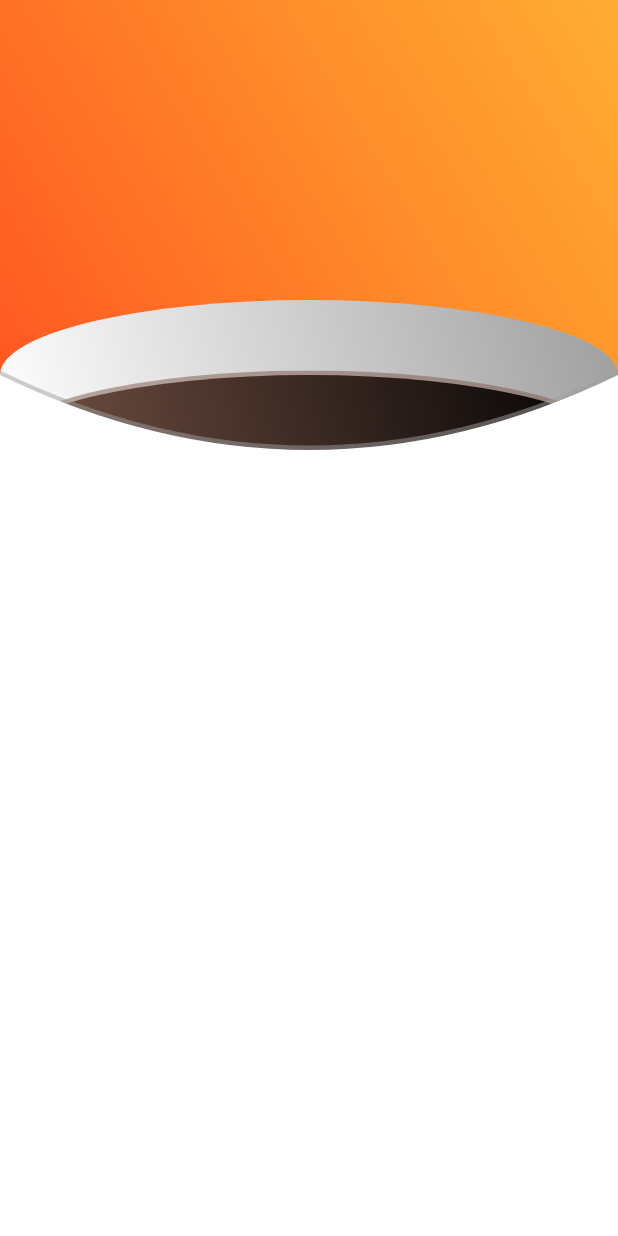
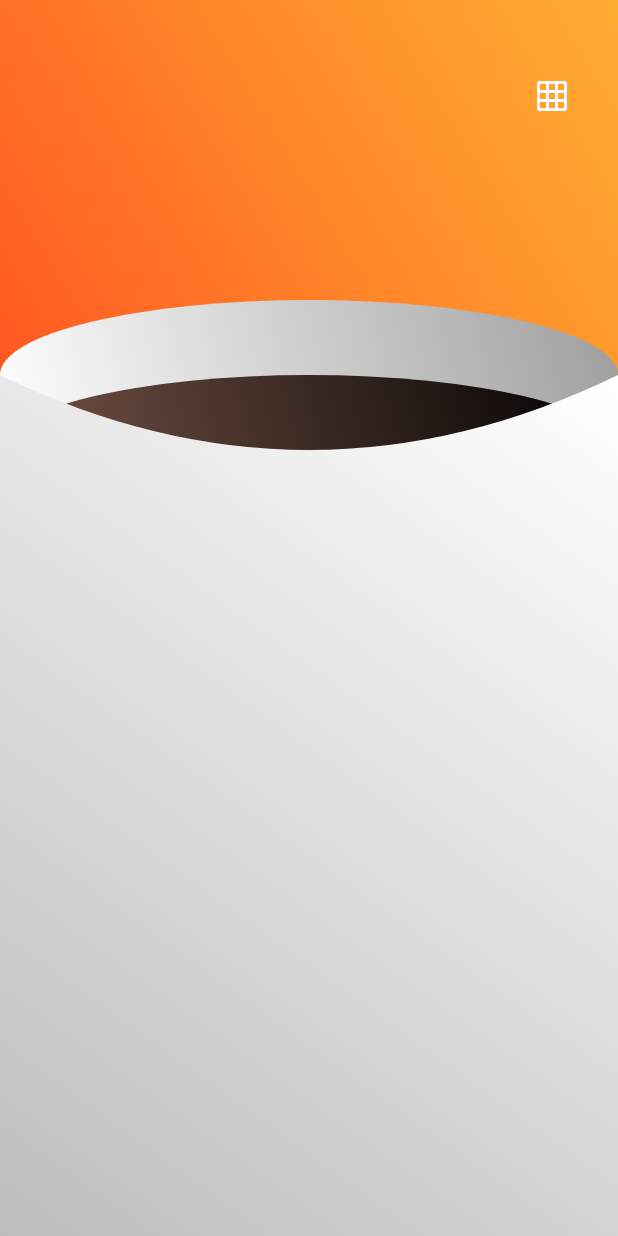
Before and after one commit to bjornnorgaard/brewbrah, a Flutter app: the screen it shows after launch, after a tap on the "menu" icon, on a phone screen of 412 x 824 dp. Run offline on Flutter 3.47's test engine with Material 2 defaults, Android fonts, the phone set to English and light mode, and no system bars; our stand-ins replace flutter_svg.

Commit message:
Coffee cup as good as its gonna get

```diff
--- a/brewbrah/lib/coffee_page.dart
+++ b/brewbrah/lib/coffee.dart
@@ -1,17 +1,14 @@
+import 'package:brewbrah/wave.dart';
 import 'package:flutter/cupertino.dart';
 import 'package:flutter/material.dart';
 import 'package:flutter/widgets.dart';
 
-class CoffeePage extends StatefulWidget {
+class Coffee extends StatefulWidget {
   @override
-  _CoffeePageState createState() => _CoffeePageState();
+  _CoffeeState createState() => _CoffeeState();
 }
 
-class _CoffeePageState extends State<CoffeePage> {
-  double _shadowEdge = 3;
-  double _elementTop = 250;
-  double _elementHeight = 100;
-
+class _CoffeeState extends State<Coffee> {
   @override
   Widget build(BuildContext context) {
     return Scaffold(
@@ -19,7 +16,7 @@ class _CoffeePageState extends State<CoffeePage> {
       body: Stack(
         children: <Widget>[
           Positioned(
-            height: _elementTop,
+            height: 250,
             left: 0,
             right: 0,
             child: Container(
@@ -33,19 +30,19 @@ class _CoffeePageState extends State<CoffeePage> {
             ),
           ),
           Positioned(
-            top: _elementTop - _shadowEdge,
-            height: _elementHeight,
-            left: 0,
-            right: 0,
-            child: ClipOval(
-              child: Container(
-                color: Colors.grey.withOpacity(0.5),
-              ),
+            top: 40,
+            right: 20,
+            child: IconButton(
+              icon: Icon(Icons.grid_on),
+              color: Colors.white,
+              onPressed: () {
+                Navigator.push(context, MaterialPageRoute(builder: (context) => Wave()));
+              },
             ),
           ),
           Positioned(
             top: 200,
-            height: _elementHeight,
+            height: 100,
             left: 0,
             right: 0,
             child: ClipOval(
@@ -61,19 +58,8 @@ class _CoffeePageState extends State<CoffeePage> {
             ),
           ),
           Positioned(
-            top: _elementTop - _shadowEdge,
-            height: _elementHeight,
-            left: 0,
-            right: 0,
-            child: ClipOval(
-              child: Container(
-                color: Colors.brown.withOpacity(0.5),
-              ),
-            ),
-          ),
-          Positioned(
-            top: _elementTop,
-            height: _elementHeight,
+            top: 250,
+            height: 100,
             left: 0,
             right: 0,
             child: ClipOval(
@@ -89,31 +75,22 @@ class _CoffeePageState extends State<CoffeePage> {
             ),
           ),
           Positioned(
-            top: _elementTop - _shadowEdge,
+            top: 250,
             left: 0,
             right: 0,
             bottom: 0,
             child: ClipPath(
-              clipper: MyClipper(),
-              child: Container(
-                color: Colors.grey.withOpacity(0.5),
-              ),
-            ),
-          ),
-          Positioned(
-            top: _elementTop,
-            left: 0,
-            right: 0,
-            bottom: 0,
-            child: ClipPath(
-              clipper: MyClipper(),
+              clipper: CupEdgeClipper(),
               child: Container(
                 decoration: BoxDecoration(
                     gradient: LinearGradient(
-                  colors: [Colors.white, Colors.white],
-                  begin: Alignment.topRight,
-                  end: Alignment.bottomLeft,
-                )),
+                      colors: [
+                        Colors.white,
+                        Colors.grey.shade400,
+                      ],
+                      begin: Alignment.topRight,
+                      end: Alignment.bottomLeft,
+                    )),
               ),
             ),
           ),
@@ -123,8 +100,7 @@ class _CoffeePageState extends State<CoffeePage> {
   }
 }
 
-class MyClipper extends CustomClipper<Path> {
-
+class CupEdgeClipper extends CustomClipper<Path> {
   @override
   Path getClip(Size size) {
     var path = Path();
@@ -132,12 +108,11 @@ class MyClipper extends CustomClipper<Path> {
     path.lineTo(size.width, size.height);
     path.lineTo(size.width, 0);
     path.quadraticBezierTo(size.width / 2, 100, 0, 0);
-
     return path;
   }
 
   @override
   bool shouldReclip(CustomClipper<Path> oldClipper) {
-    return true;
+    return false;
   }
 }
--- a/brewbrah/lib/main.dart
+++ b/brewbrah/lib/main.dart
@@ -1,4 +1,4 @@
-import 'package:brewbrah/coffee_page.dart';
+import 'package:brewbrah/coffee.dart';
 import 'package:flutter/material.dart';
 import 'package:flutter_svg/flutter_svg.dart';
 
@@ -52,7 +52,7 @@ class Home extends StatelessWidget {
                       onPressed: () {
                         Navigator.push(
                           context,
-                          MaterialPageRoute(builder: (context) => CoffeePage()),
+                          MaterialPageRoute(builder: (context) => Coffee()),
                         );
                       },
                     ),
```
Also changed, not shown: brewbrah/lib/wave.dart (added, +51 -0 lines).
